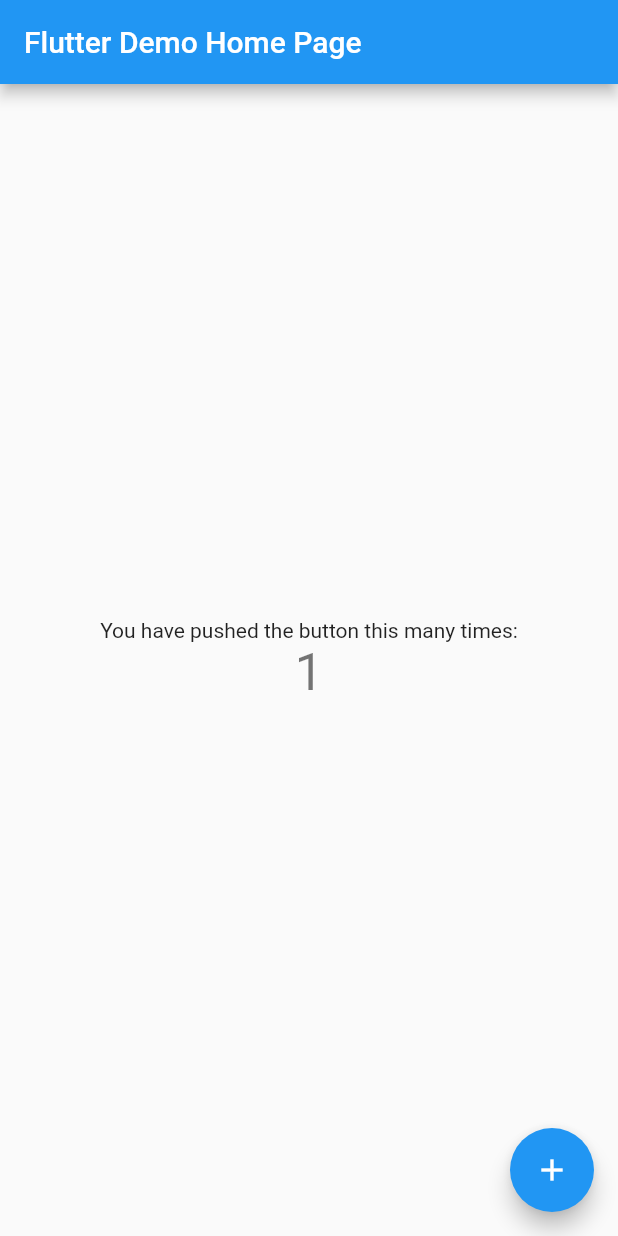
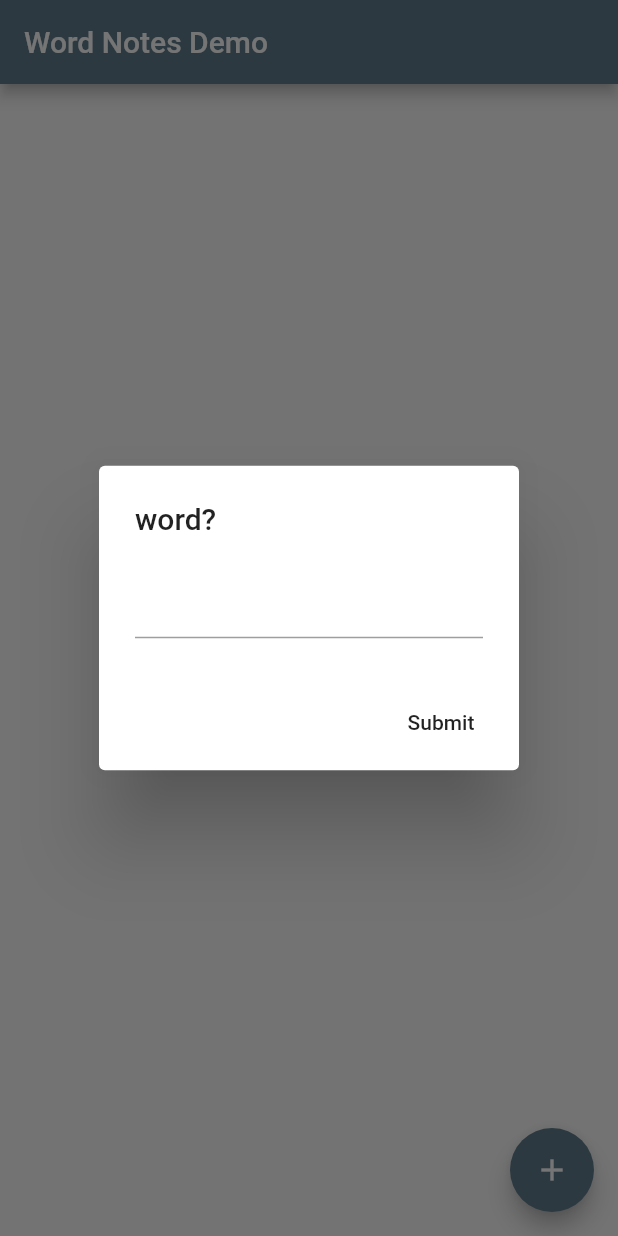
Before and after one commit to hyerim1048/word-note, a Flutter app: the screen it shows after launch, after a tap on the "add" icon, on a phone screen of 412 x 824 dp. Run offline on Flutter 3.47's test engine with Material 2 defaults, Android fonts, the phone set to English and light mode, and no system bars.

Commit message:
add input

```diff
--- a/lib/main.dart
+++ b/lib/main.dart
@@ -7,7 +7,7 @@ class MyApp extends StatelessWidget {
   @override
   Widget build(BuildContext context) {
     return MaterialApp(
-      title: 'Flutter Demo',
+      title: 'Word Notes',
       theme: ThemeData(
         // This is the theme of your application.
         //
@@ -18,9 +18,9 @@ class MyApp extends StatelessWidget {
         // or simply save your changes to "hot reload" in a Flutter IDE).
         // Notice that the counter didn't reset back to zero; the application
         // is not restarted.
-        primarySwatch: Colors.blue,
+        primarySwatch: Colors.blueGrey,
       ),
-      home: MyHomePage(title: 'Flutter Demo Home Page'),
+      home: MyHomePage(title: 'Word Notes Demo'),
     );
   }
 }
@@ -44,17 +44,27 @@ class MyHomePage extends StatefulWidget {
 }
 
 class _MyHomePageState extends State<MyHomePage> {
-  int _counter = 0;
+  TextEditingController customController = new TextEditingController();
+  String _word = '';
 
-  void _incrementCounter() {
-    setState(() {
-      // This call to setState tells the Flutter framework that something has
-      // changed in this State, which causes it to rerun the build method below
-      // so that the display can reflect the updated values. If we changed
-      // _counter without calling setState(), then the build method would not be
-      // called again, and so nothing would appear to happen.
-      _counter++;
-    });
+  Future<String> _createAlertDialog(BuildContext context) {
+    return showDialog(
+        context: context,
+        builder: (context) {
+          return AlertDialog(
+            title: Text("word?"),
+            content: TextField(controller: customController),
+            actions: <Widget>[
+              MaterialButton(
+                elevation: 5.0,
+                child: Text('Submit'),
+                onPressed: () {
+                  Navigator.of(context).pop(customController.text.toString());
+                },
+              )
+            ],
+          );
+        });
   }
 
   @override
@@ -92,18 +102,24 @@ class _MyHomePageState extends State<MyHomePage> {
           mainAxisAlignment: MainAxisAlignment.center,
           children: <Widget>[
             Text(
-              'You have pushed the button this many times:',
+              "Your Today's Words",
             ),
             Text(
-              '$_counter',
+              '$_word',
               style: Theme.of(context).textTheme.display1,
             ),
           ],
         ),
       ),
       floatingActionButton: FloatingActionButton(
-        onPressed: _incrementCounter,
-        tooltip: 'Increment',
+        onPressed: () {
+          _createAlertDialog(context).then((onValue) {
+            setState(() {
+              _word = onValue;
+            });
+          });
+        },
+        tooltip: 'Add a Word',
         child: Icon(Icons.add),
       ), // This trailing comma makes auto-formatting nicer for build methods.
     );
```
